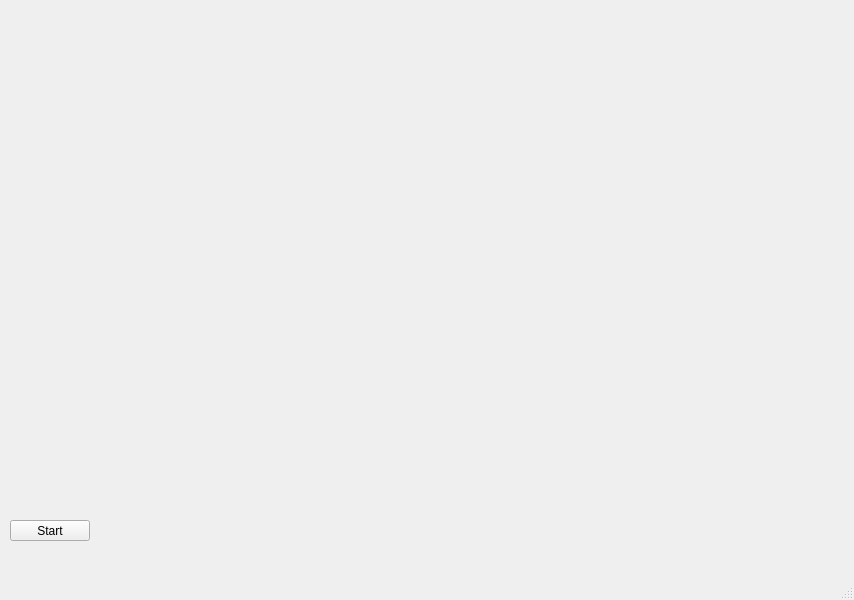
Above: R6AutoSplitter/mainwindow.ui from Gurvir-Singh/R6AutoSplitter before the change. Below: the same form after it.
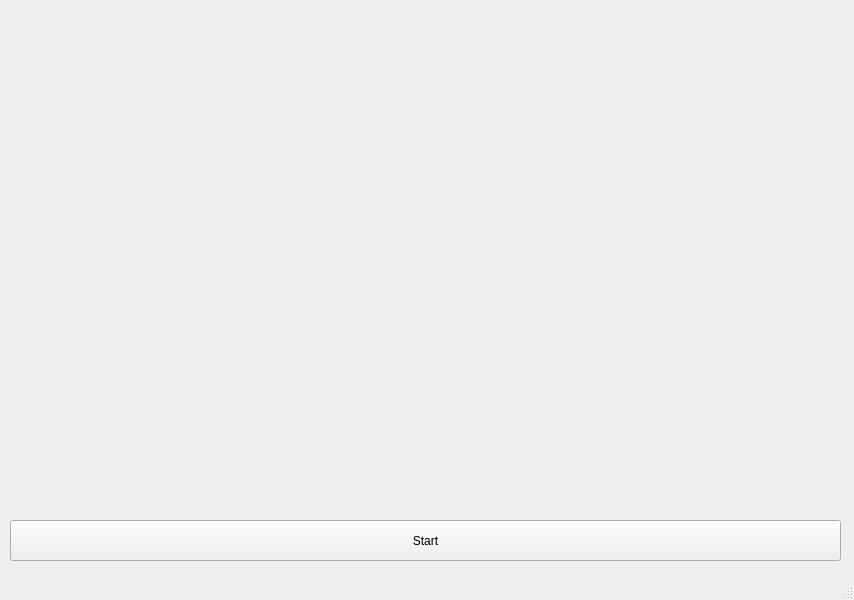
That is the form after the change.

```diff
--- a/R6AutoSplitter/mainwindow.ui
+++ b/R6AutoSplitter/mainwindow.ui
@@ -32,8 +32,8 @@
      <rect>
       <x>10</x>
       <y>520</y>
-      <width>80</width>
-      <height>21</height>
+      <width>831</width>
+      <height>41</height>
      </rect>
     </property>
     <property name="text">
```
